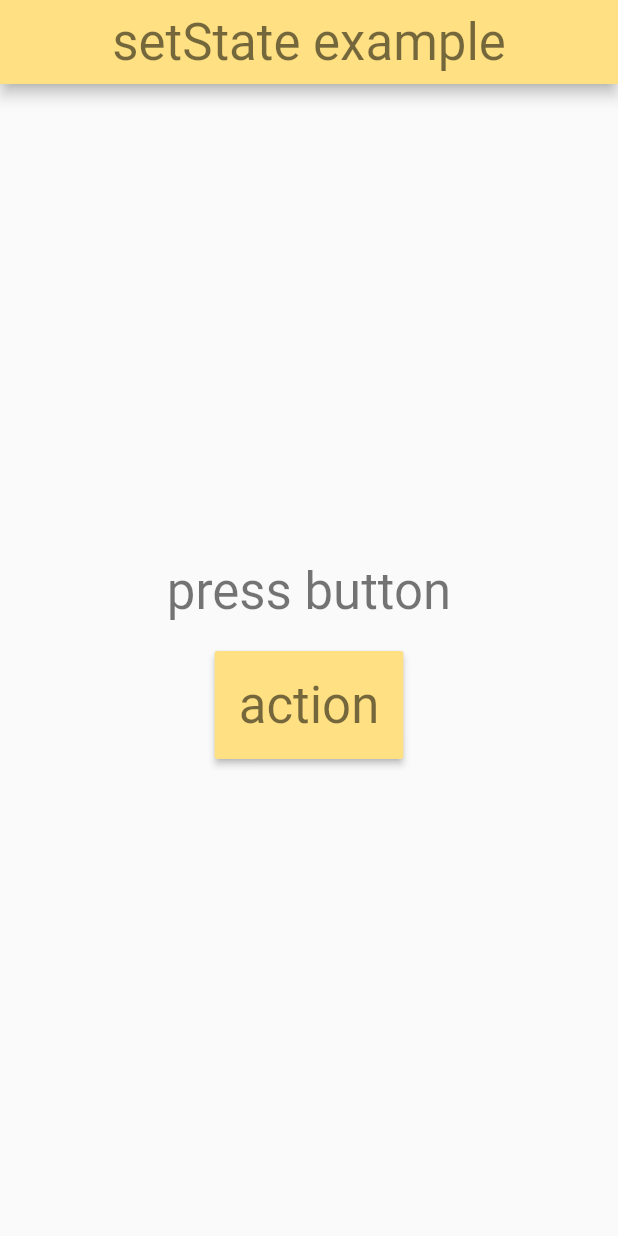
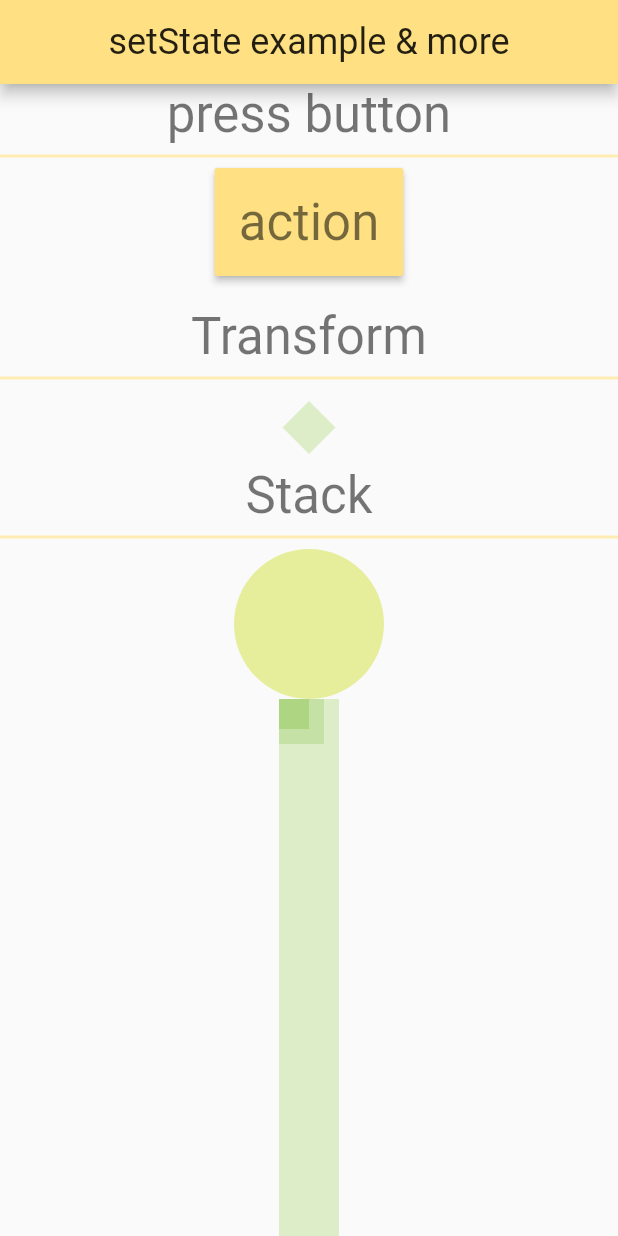
Before and after one commit to leventarican/cookbook-flutter, a Flutter app: the ThePage screen opened directly, on a phone screen of 412 x 824 dp. Run offline on Flutter 3.47's test engine with Material 2 defaults, Android fonts, the light colour scheme and no system bars; our stand-ins replace font_awesome_flutter.

Commit message:
basic widget examples

```diff
--- a/refresh/lib/examples/simple_example.dart
+++ b/refresh/lib/examples/simple_example.dart
@@ -1,5 +1,11 @@
 import 'package:flutter/material.dart';
+import 'dart:math' as math;
 
+///
+/// demonstration of basic widgets
+/// also demo of setstate. like in React.
+/// the UI is re-build when the state changes with Stateful widgets.
+///
 class SimpleExample extends StatelessWidget {
   @override
   Widget build(BuildContext context) {
@@ -9,8 +15,6 @@ class SimpleExample extends StatelessWidget {
   }
 }
 
-/// demo of setstate. like in React.
-/// the UI is re-build when the state changes with Stateful widgets.
 class ThePage extends StatefulWidget {
   @override
   State<StatefulWidget> createState() {
@@ -44,20 +48,22 @@ class TheState extends State<ThePage> {
   Widget build(BuildContext context) {
     return Scaffold(
       appBar: AppBar(
-        title: Text('setState example',
-            style: Theme.of(context).textTheme.headline4),
+        title: Text('setState example & more',
+            style: Theme.of(context).textTheme.headline5),
         backgroundColor: Colors.amber[200],
         centerTitle: true,
       ),
-      body: Container(
+      body: SafeArea(
+        child: SingleChildScrollView(
+          child: Container(
             child: Center(
               child: Column(
                 mainAxisAlignment: MainAxisAlignment.center,
                 children: <Widget>[
-              // a text, some padding, then a button
                   Text(_lang, style: Theme.of(context).textTheme.headline4),
-              Padding(
-                padding: EdgeInsets.all(10.0),
+                  Divider(
+                    color: Colors.amber.shade100,
+                    thickness: 2.0,
                   ),
                   RaisedButton(
                     child: Text(
@@ -67,8 +73,67 @@ class TheState extends State<ThePage> {
                     color: Colors.amber[200],
                     padding: EdgeInsets.all(16.0),
                     onPressed: _action,
-              )
+                  ),
+                  Padding(
+                    padding: EdgeInsets.all(10.0),
+                  ),
+                  Text('Transform',
+                      style: Theme.of(context).textTheme.headline4),
+                  Divider(
+                    color: Colors.amber.shade100,
+                    thickness: 2.0,
+                  ),
+                  Transform.rotate(
+                    angle: 45.0 * math.pi / 180.0,
+                    child: Transform.scale(
+                      scale: 0.5,
+                      child: Container(
+                        color: Colors.lightGreen.shade100,
+                        height: 50.0,
+                        width: 50.0,
+                      ),
+                    ),
+                  ),
+                  Text('Stack', style: Theme.of(context).textTheme.headline4),
+                  Divider(
+                    color: Colors.amber.shade100,
+                    thickness: 2.0,
+                  ),
+                  Column(
+                    children: [
+                      CircleAvatar(
+                        backgroundColor: Colors.lime[200],
+                        radius: 50.0,
+                      ),
+                      Stack(
+                        children: [
+                          Container(
+                            color: Colors.lightGreen.shade100,
+                            height: 40.0,
+                            width: 40.0,
+                          ),
+                          Container(
+                            color: Colors.lightGreen.shade200,
+                            height: 30.0,
+                            width: 30.0,
+                          ),
+                          Container(
+                            color: Colors.lightGreen.shade300,
+                            height: 20.0,
+                            width: 20.0,
+                          ),
                         ],
+                      ),
+                      Container(
+                        color: Colors.lightGreen.shade100,
+                        height: 400.0,
+                        width: 40.0,
+                      ),
+                    ],
+                  ),
+                ],
+              ),
+            ),
           ),
         ),
       ),
```
Lines whose indentation alone changed are shown as unchanged.
